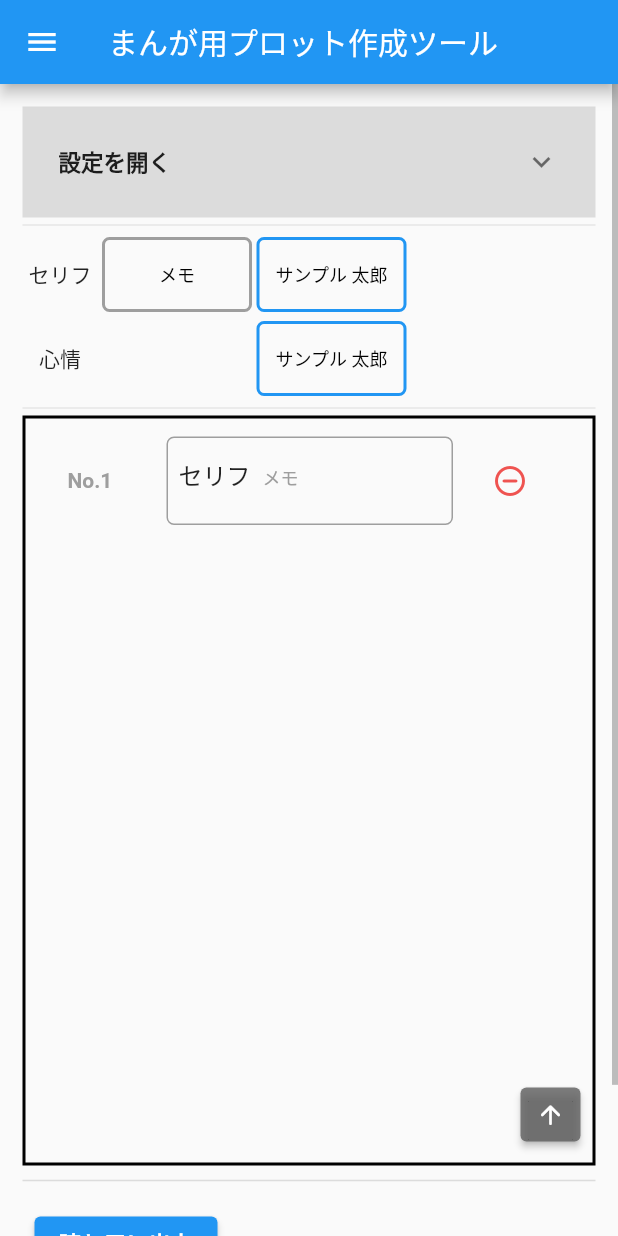
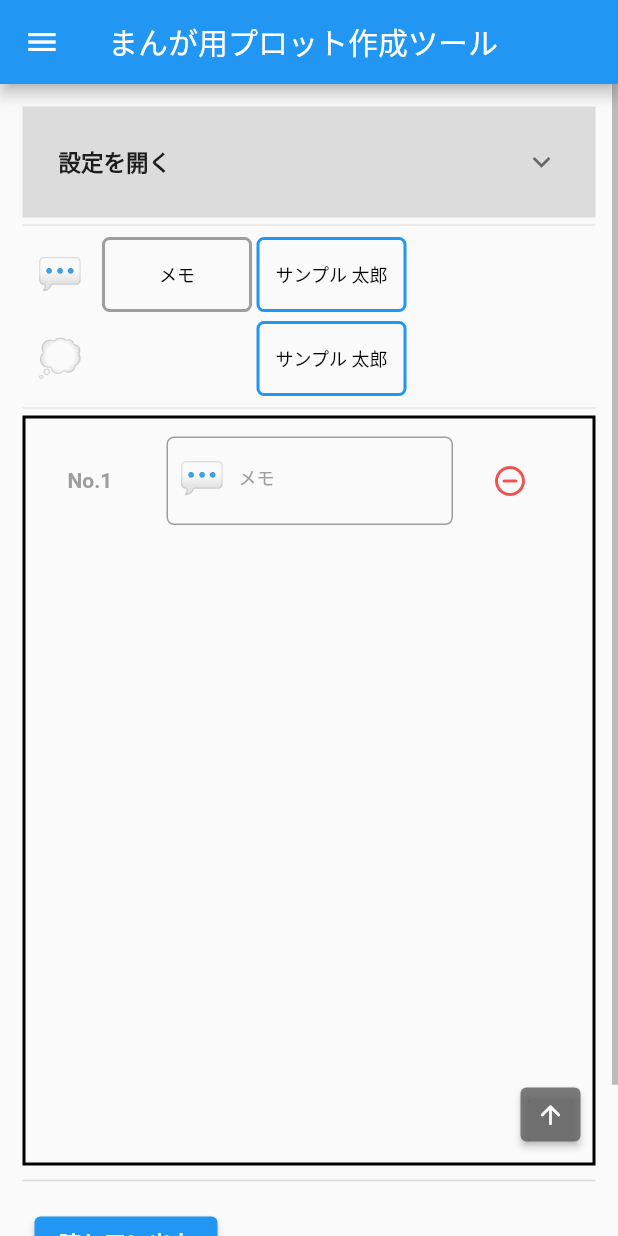
Before and after one commit to smsmsy/story_maker_for_clip_studio, a Flutter app: the screen it shows after launch, on a phone screen of 412 x 824 dp. Run offline on Flutter 3.47's test engine with Material 2 defaults, Android fonts, the phone set to English and light mode, and no system bars; our stand-ins replace firebase_auth, firebase_core, flutter_colorpicker, flutter_svg; accounts and stored records are empty; Roboto replaces fonts that are missing (源柔ゴシックＰ).

Commit message:
fix icon of fix serif and mood to emoji.

```diff
--- a/lib/main.dart
+++ b/lib/main.dart
@@ -288,8 +288,7 @@ class _MyHomePageState extends State<MyHomePage> with WidgetsBindingObserver {
                             itemBuilder: (context, index) {
                               return Container(
                                 decoration: const BoxDecoration(
-                                  border:
-                                      Border(bottom: BorderSide(width: 0.5)),
+                                  border: Border(bottom: BorderSide(width: 0.5)),
                                 ),
                                 child: ListTile(
                                   onTap: () async {
@@ -368,21 +367,17 @@ class _MyHomePageState extends State<MyHomePage> with WidgetsBindingObserver {
                           child: Row(
                             children: [
                               Flexible(
-                                  child: Text(
-                                "メモの色設定：",
-                                style: TextStyle(
-                                  color: textButtonColor,
-                                  fontSize: 20,
+                                child: Text( "メモの色設定：",
+                                  style: TextStyle(color: textButtonColor, fontSize: 20,),
                                 ),
-                              )),
+                              ),
                               const SizedBox(
                                 width: 10.0,
                               ),
                               SizedBox(
                                 child: TextButton(
                                   onPressed: () async {
-                                    final color =
-                                        await openColorSettingDialog(context);
+                                    final color = await openColorSettingDialog(context);
                                     _changeMemoColor(color!);
                                   },
                                   child: Text(
@@ -419,14 +414,7 @@ class _MyHomePageState extends State<MyHomePage> with WidgetsBindingObserver {
                     Container(
                       width: 50,
                       alignment: Alignment.center,
-                      child: const Text("セリフ"),
-                      // isDark
-                      //     ? SvgPicture.asset(
-                      //         "/images/svgs/serif_white.svg", width: 30.0
-                      //       )
-                      //     : SvgPicture.asset(
-                      //         "/images/svgs/serif_black.svg", width: 30.0
-                      //       ),
+                      child: const Text("💬", style: TextStyle(fontSize: 25),),
                     ),
                     Expanded(
                       child: Container(
@@ -448,14 +436,7 @@ class _MyHomePageState extends State<MyHomePage> with WidgetsBindingObserver {
                     Container(
                       width: 50,
                       alignment: Alignment.center,
-                      child: const Text("心情"),
-                      // isDark
-                      //     ? SvgPicture.asset(
-                      //         "/images/svgs//mood_white.svg", width: 30.0
-                      //       )
-                      //     : SvgPicture.asset(
-                      //         "/images/svgs//mood_black.svg", width: 30.0
-                      //       ),
+                      child: const Text("💭", style: TextStyle(fontSize: 25),),
                     ),
                     Flexible(
                       child: Container(
@@ -515,8 +496,7 @@ class _MyHomePageState extends State<MyHomePage> with WidgetsBindingObserver {
                               size: 20.0,
                             ),
                             style: ButtonStyle(
-                              padding:
-                                  MaterialStateProperty.all(EdgeInsets.zero),
+                              padding: MaterialStateProperty.all(EdgeInsets.zero),
                               backgroundColor: MaterialStateProperty.all(
                                 const Color(0xcc5e5e5e),
                               ),
@@ -598,27 +578,10 @@ class _MyHomePageState extends State<MyHomePage> with WidgetsBindingObserver {
 
   Widget _showIconForSerifOrMood(int index) {
     if(contents[index].person.hasMood) {
-      return const Text("心情");
+      return const Text("💭", style: TextStyle(fontSize: 25),);
     } else {
-      return const Text("セリフ");
+      return const Text("💬", style: TextStyle(fontSize: 25),);
     }
-    // if (isDark) {
-    //   return contents[index].person.hasMood
-    //       ? SvgPicture.asset(
-    //           "/images/svgs/mood_white.svg", width: 30.0
-    //         )
-    //       : SvgPicture.asset(
-    //           "/images/svgs/serif_white.svg", width: 30.0
-    //         );
-    // } else {
-    //   return contents[index].person.hasMood
-    //       ? SvgPicture.asset(
-    //           "/images/svgs/mood_black.svg", width: 30.0
-    //         )
-    //       : SvgPicture.asset(
-    //           "/images/svgs/serif_black.svg", width: 30.0
-    //         );
-    // }
   }
 
   Widget personListViewOfContentsView(int index) {
```
